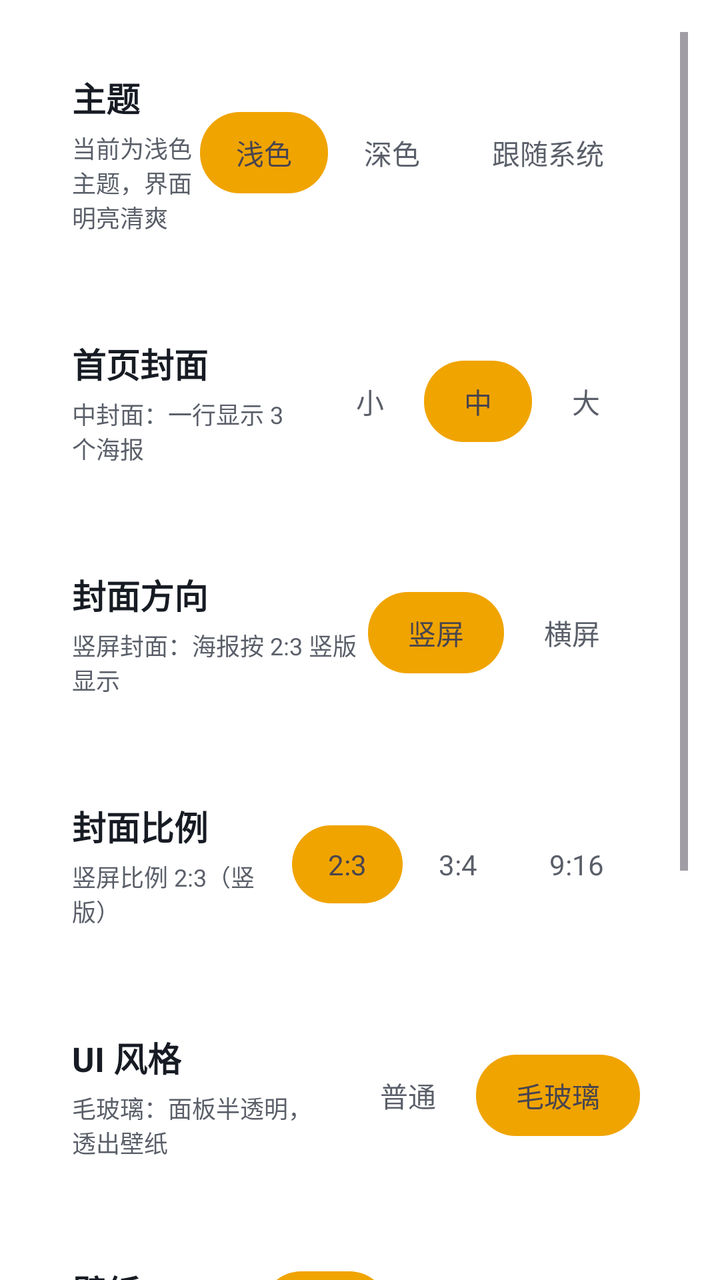
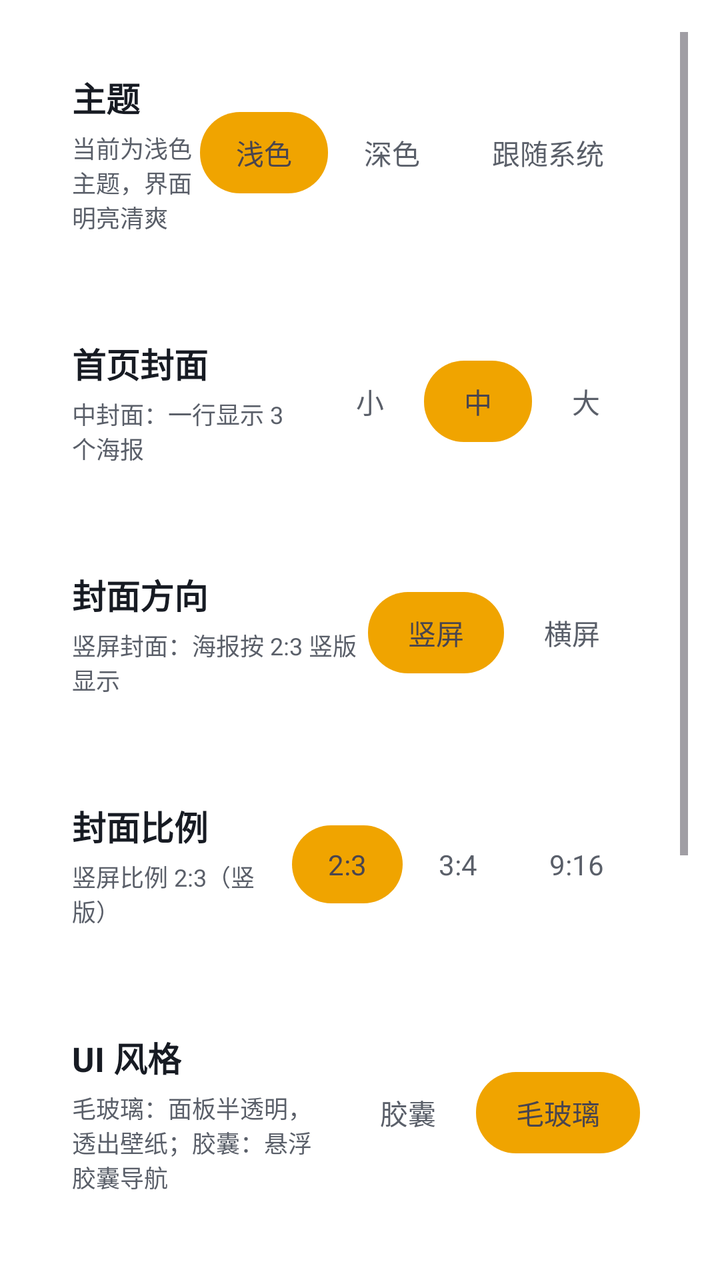

An Android layout rendered at two revisions. The XML below is the earlier revision; the diff shows what the commit changed to produce the second picture.
<!-- AndroidManifest.xml: another module's application theme Theme.App -->
<!-- res/layout/activity_ui_settings.xml -->
<?xml version="1.0" encoding="utf-8"?>
<ScrollView xmlns:android="http://schemas.android.com/apk/res/android"
    android:layout_width="match_parent"
    android:layout_height="match_parent"
    android:fillViewport="true"
    android:clipToPadding="false"
    android:paddingTop="16dp"
    android:paddingLeft="16dp"
    android:paddingRight="16dp"
    android:paddingBottom="16dp">

<LinearLayout
    android:layout_width="match_parent"
    android:layout_height="wrap_content"
    android:orientation="vertical">


<LinearLayout
    android:layout_width="match_parent"
    android:layout_height="wrap_content"
    android:orientation="horizontal"
    android:gravity="center_vertical"
    android:background="@drawable/dialog_glass"
    android:padding="20dp"
    android:layout_marginBottom="12dp">

    <LinearLayout
        android:layout_width="0dp"
        android:layout_height="wrap_content"
        android:layout_weight="1"
        android:orientation="vertical">

        <TextView
            android:layout_width="wrap_content"
            android:layout_height="wrap_content"
            android:text="主题"
            android:textSize="17sp"
            android:textStyle="bold"
            android:textColor="#171B23"/>

        <TextView
            android:layout_width="wrap_content"
            android:layout_height="wrap_content"
            android:text="当前为浅色主题，界面明亮清爽"
            android:textSize="12sp"
            android:textColor="#5A5F69"
            android:layout_marginTop="4dp"/>
    </LinearLayout>

    <LinearLayout
        android:layout_width="wrap_content"
        android:layout_height="wrap_content"
        android:orientation="horizontal"
        android:background="@drawable/seg_container"
        android:padding="4dp">

        <TextView
            android:id="@+id/seg_theme_light"
            android:layout_width="wrap_content"
            android:layout_height="wrap_content"
            android:text="浅色"
            android:textSize="14sp"
            android:paddingHorizontal="18dp"
            android:paddingVertical="10dp"
            android:background="@drawable/seg_selected"/>

        <TextView
            android:id="@+id/seg_theme_dark"
            android:layout_width="wrap_content"
            android:layout_height="wrap_content"
            android:text="深色"
            android:textSize="14sp"
            android:textColor="#5A5F69"
            android:paddingHorizontal="18dp"
            android:paddingVertical="10dp"/>

        <TextView
            android:id="@+id/seg_theme_system"
            android:layout_width="wrap_content"
            android:layout_height="wrap_content"
            android:text="跟随系统"
            android:textSize="14sp"
            android:textColor="#5A5F69"
            android:paddingHorizontal="18dp"
            android:paddingVertical="10dp"/>
    </LinearLayout>
</LinearLayout>


<LinearLayout
    android:layout_width="match_parent"
    android:layout_height="wrap_content"
    android:orientation="horizontal"
    android:gravity="center_vertical"
    android:background="@drawable/dialog_glass"
    android:padding="20dp"
    android:layout_marginBottom="12dp">

    <LinearLayout
        android:layout_width="0dp"
        android:layout_height="wrap_content"
        android:layout_weight="1"
        android:orientation="vertical">

        <TextView
            android:layout_width="wrap_content"
            android:layout_height="wrap_content"
            android:text="首页封面"
            android:textSize="17sp"
            android:textStyle="bold"
            android:textColor="#171B23"/>

        <TextView
            android:layout_width="wrap_content"
            android:layout_height="wrap_content"
            android:text="中封面：一行显示 3 个海报"
            android:textSize="12sp"
            android:textColor="#5A5F69"
            android:layout_marginTop="4dp"/>
    </LinearLayout>

    <LinearLayout
        android:layout_width="wrap_content"
        android:layout_height="wrap_content"
        android:orientation="horizontal"
        android:background="@drawable/seg_container"
        android:padding="4dp">

        <TextView
            android:id="@+id/seg_cover_small"
            android:layout_width="wrap_content"
            android:layout_height="wrap_content"
            android:text="小"
            android:textSize="14sp"
            android:textColor="#5A5F69"
            android:paddingHorizontal="20dp"
            android:paddingVertical="10dp"/>

        <TextView
            android:id="@+id/seg_cover_medium"
            android:layout_width="wrap_content"
            android:layout_height="wrap_content"
            android:text="中"
            android:textSize="14sp"
            android:paddingHorizontal="20dp"
            android:paddingVertical="10dp"
            android:background="@drawable/seg_selected"/>

        <TextView
            android:id="@+id/seg_cover_large"
            android:layout_width="wrap_content"
            android:layout_height="wrap_content"
            android:text="大"
            android:textSize="14sp"
            android:textColor="#5A5F69"
            android:paddingHorizontal="20dp"
            android:paddingVertical="10dp"/>
    </LinearLayout>
</LinearLayout>


<LinearLayout
    android:layout_width="match_parent"
    android:layout_height="wrap_content"
    android:orientation="horizontal"
    android:gravity="center_vertical"
    android:background="@drawable/dialog_glass"
    android:padding="20dp"
    android:layout_marginBottom="12dp">

    <LinearLayout
        android:layout_width="0dp"
        android:layout_height="wrap_content"
        android:layout_weight="1"
        android:orientation="vertical">

        <TextView
            android:layout_width="wrap_content"
            android:layout_height="wrap_content"
            android:text="封面方向"
            android:textSize="17sp"
            android:textStyle="bold"
            android:textColor="#171B23"/>

        <TextView
            android:layout_width="wrap_content"
            android:layout_height="wrap_content"
            android:text="竖屏封面：海报按 2:3 竖版显示"
            android:textSize="12sp"
            android:textColor="#5A5F69"
            android:layout_marginTop="4dp"/>
    </LinearLayout>

    <LinearLayout
        android:layout_width="wrap_content"
        android:layout_height="wrap_content"
        android:orientation="horizontal"
        android:background="@drawable/seg_container"
        android:padding="4dp">

        <TextView
            android:id="@+id/seg_orient_portrait"
            android:layout_width="wrap_content"
            android:layout_height="wrap_content"
            android:text="竖屏"
            android:textSize="14sp"
            android:paddingHorizontal="20dp"
            android:paddingVertical="10dp"
            android:background="@drawable/seg_selected"/>

        <TextView
            android:id="@+id/seg_orient_landscape"
            android:layout_width="wrap_content"
            android:layout_height="wrap_content"
            android:text="横屏"
            android:textSize="14sp"
            android:textColor="#5A5F69"
            android:paddingHorizontal="20dp"
            android:paddingVertical="10dp"/>
    </LinearLayout>
</LinearLayout>


<LinearLayout
    android:layout_width="match_parent"
    android:layout_height="wrap_content"
    android:orientation="horizontal"
    android:gravity="center_vertical"
    android:background="@drawable/dialog_glass"
    android:padding="20dp"
    android:layout_marginBottom="12dp">

    <LinearLayout
        android:layout_width="0dp"
        android:layout_height="wrap_content"
        android:layout_weight="1"
        android:orientation="vertical">

        <TextView
            android:layout_width="wrap_content"
            android:layout_height="wrap_content"
            android:text="封面比例"
            android:textSize="17sp"
            android:textStyle="bold"
            android:textColor="#171B23"/>

        <TextView
            android:layout_width="wrap_content"
            android:layout_height="wrap_content"
            android:text="竖屏比例 2:3（竖版）"
            android:textSize="12sp"
            android:textColor="#5A5F69"
            android:layout_marginTop="4dp"/>
    </LinearLayout>

    <LinearLayout
        android:layout_width="wrap_content"
        android:layout_height="wrap_content"
        android:orientation="horizontal"
        android:background="@drawable/seg_container"
        android:padding="4dp">

        <TextView
            android:id="@+id/seg_ratio_23"
            android:layout_width="wrap_content"
            android:layout_height="wrap_content"
            android:text="2:3"
            android:textSize="14sp"
            android:paddingHorizontal="18dp"
            android:paddingVertical="10dp"
            android:background="@drawable/seg_selected"/>

        <TextView
            android:id="@+id/seg_ratio_34"
            android:layout_width="wrap_content"
            android:layout_height="wrap_content"
            android:text="3:4"
            android:textSize="14sp"
            android:textColor="#5A5F69"
            android:paddingHorizontal="18dp"
            android:paddingVertical="10dp"/>

        <TextView
            android:id="@+id/seg_ratio_916"
            android:layout_width="wrap_content"
            android:layout_height="wrap_content"
            android:text="9:16"
            android:textSize="14sp"
            android:textColor="#5A5F69"
            android:paddingHorizontal="18dp"
            android:paddingVertical="10dp"/>
    </LinearLayout>
</LinearLayout>


<LinearLayout
    android:layout_width="match_parent"
    android:layout_height="wrap_content"
    android:orientation="horizontal"
    android:gravity="center_vertical"
    android:background="@drawable/dialog_glass"
    android:padding="20dp"
    android:layout_marginBottom="12dp">

    <LinearLayout
        android:layout_width="0dp"
        android:layout_height="wrap_content"
        android:layout_weight="1"
        android:orientation="vertical">

        <TextView
            android:layout_width="wrap_content"
            android:layout_height="wrap_content"
            android:text="UI 风格"
            android:textSize="17sp"
            android:textStyle="bold"
            android:textColor="#171B23"/>

        <TextView
            android:layout_width="wrap_content"
            android:layout_height="wrap_content"
            android:text="毛玻璃：面板半透明，透出壁纸"
            android:textSize="12sp"
            android:textColor="#5A5F69"
            android:layout_marginTop="4dp"/>
    </LinearLayout>

    <LinearLayout
        android:layout_width="wrap_content"
        android:layout_height="wrap_content"
        android:orientation="horizontal"
        android:background="@drawable/seg_container"
        android:padding="4dp">

        <TextView
            android:id="@+id/seg_ui_normal"
            android:layout_width="wrap_content"
            android:layout_height="wrap_content"
            android:text="普通"
            android:textSize="14sp"
            android:textColor="#5A5F69"
            android:paddingHorizontal="20dp"
            android:paddingVertical="10dp"/>

        <TextView
            android:id="@+id/seg_ui_glass"
            android:layout_width="wrap_content"
            android:layout_height="wrap_content"
            android:text="毛玻璃"
            android:textSize="14sp"
            android:paddingHorizontal="20dp"
            android:paddingVertical="10dp"
            android:background="@drawable/seg_selected"/>
    </LinearLayout>
</LinearLayout>


<LinearLayout
    android:layout_width="match_parent"
    android:layout_height="wrap_content"
    android:orientation="vertical"
    android:background="@drawable/dialog_glass"
    android:padding="20dp"
    android:layout_marginBottom="12dp">

    <LinearLayout
        android:layout_width="match_parent"
        android:layout_height="wrap_content"
        android:orientation="horizontal"
        android:gravity="center_vertical">

        <LinearLayout
            android:layout_width="0dp"
            android:layout_height="wrap_content"
            android:layout_weight="1"
            android:orientation="vertical">

            <TextView
                android:layout_width="wrap_content"
                android:layout_height="wrap_content"
                android:text="壁纸"
                android:textSize="17sp"
                android:textStyle="bold"
                android:textColor="#171B23"/>

            <TextView
                android:id="@+id/tv_wp_desc"
                android:layout_width="wrap_content"
                android:layout_height="wrap_content"
                android:text="当前：默认壁纸"
                android:textSize="12sp"
                android:textColor="#5A5F69"
                android:layout_marginTop="4dp"/>
        </LinearLayout>

        <LinearLayout
            android:layout_width="wrap_content"
            android:layout_height="wrap_content"
            android:orientation="horizontal"
            android:background="@drawable/seg_container"
            android:padding="4dp">

            <TextView
                android:id="@+id/seg_wp_default"
                android:layout_width="wrap_content"
                android:layout_height="wrap_content"
                android:text="默认"
                android:textSize="14sp"
                android:paddingHorizontal="18dp"
                android:paddingVertical="10dp"
                android:background="@drawable/seg_selected"/>

            <TextView
                android:id="@+id/seg_wp_local"
                android:layout_width="wrap_content"
                android:layout_height="wrap_content"
                android:text="本地"
                android:textSize="14sp"
                android:textColor="#5A5F69"
                android:paddingHorizontal="18dp"
                android:paddingVertical="10dp"/>

            <TextView
                android:id="@+id/seg_wp_url"
                android:layout_width="wrap_content"
                android:layout_height="wrap_content"
                android:text="URL"
                android:textSize="14sp"
                android:textColor="#5A5F69"
                android:paddingHorizontal="18dp"
                android:paddingVertical="10dp"/>
        </LinearLayout>
    </LinearLayout>

    <HorizontalScrollView
        android:layout_width="match_parent"
        android:layout_height="wrap_content"
        android:layout_marginTop="16dp"
        android:scrollbars="none">

        <LinearLayout
            android:layout_width="wrap_content"
            android:layout_height="wrap_content"
            android:orientation="horizontal">

            <LinearLayout
                android:layout_width="wrap_content"
                android:layout_height="wrap_content"
                android:orientation="vertical"
                android:layout_marginEnd="12dp">

                <ImageView
                    android:id="@+id/thumb_default"
                    android:layout_width="80dp"
                    android:layout_height="120dp"
                    android:scaleType="centerCrop"
                    android:background="@drawable/dialog_glass"
                    android:src="@drawable/poster_shanjian_blur_v3"/>

                <TextView
                    android:layout_width="match_parent"
                    android:layout_height="wrap_content"
                    android:text="默认"
                    android:textSize="11sp"
                    android:textColor="#5A5F69"
                    android:gravity="center"
                    android:layout_marginTop="4dp"/>
            </LinearLayout>

            <LinearLayout
                android:layout_width="wrap_content"
                android:layout_height="wrap_content"
                android:orientation="vertical"
                android:layout_marginEnd="12dp">

                <ImageView
                    android:id="@+id/thumb_local"
                    android:layout_width="80dp"
                    android:layout_height="120dp"
                    android:scaleType="centerCrop"
                    android:background="@drawable/dialog_glass"/>

                <TextView
                    android:layout_width="match_parent"
                    android:layout_height="wrap_content"
                    android:text="本地"
                    android:textSize="11sp"
                    android:textColor="#5A5F69"
                    android:gravity="center"
                    android:layout_marginTop="4dp"/>
            </LinearLayout>

            <LinearLayout
                android:layout_width="wrap_content"
                android:layout_height="wrap_content"
                android:orientation="vertical">

                <ImageView
                    android:id="@+id/thumb_url"
                    android:layout_width="80dp"
                    android:layout_height="120dp"
                    android:scaleType="centerCrop"
                    android:background="@drawable/dialog_glass"/>

                <TextView
                    android:layout_width="match_parent"
                    android:layout_height="wrap_content"
                    android:text="URL"
                    android:textSize="11sp"
                    android:textColor="#5A5F69"
                    android:gravity="center"
                    android:layout_marginTop="4dp"/>
            </LinearLayout>
        </LinearLayout>
    </HorizontalScrollView>

    <LinearLayout
        android:layout_width="match_parent"
        android:layout_height="wrap_content"
        android:orientation="horizontal"
        android:gravity="center_vertical"
        android:layout_marginTop="16dp"
        android:paddingTop="16dp">

        <TextView
            android:layout_width="0dp"
            android:layout_height="wrap_content"
            android:layout_weight="1"
            android:text="模糊壁纸"
            android:textSize="15sp"
            android:textColor="#171B23"/>

        <Switch
            android:id="@+id/switch_blur"
            android:layout_width="wrap_content"
            android:layout_height="wrap_content"
            android:checked="true"/>
    </LinearLayout>
</LinearLayout>

</LinearLayout>
</ScrollView>
<!-- resources referenced by this layout -->
<resources>
  <!-- drawable dialog_glass (drawable) -->
  <?xml version="1.0" encoding="utf-8"?>
  <shape xmlns:android="http://schemas.android.com/apk/res/android"
      android:shape="rectangle">
      <solid android:color="#B3FFFFFF" />
      <stroke
          android:width="1dp"
          android:color="#33FFFFFF" />
      <corners android:radius="16dp" />
  </shape>
  <!-- drawable poster_shanjian_blur_v3: jpg bitmap (drawable, 112631 bytes) -->
  <!-- drawable seg_container (drawable) -->
  <?xml version="1.0" encoding="utf-8"?>
  <shape xmlns:android="http://schemas.android.com/apk/res/android" android:shape="rectangle">
  <corners android:radius="24dp"/>
  <solid android:color="#FFFFFFFF"/>
  </shape>
  <!-- drawable seg_selected (drawable) -->
  <?xml version="1.0" encoding="utf-8"?>
  <shape xmlns:android="http://schemas.android.com/apk/res/android" android:shape="rectangle">
  <corners android:radius="20dp"/>
  <solid android:color="#f0a400"/>
  </shape>
  <style name="Theme.App" parent="Theme.XingChen" />
  <style name="Theme.XingChen" parent="Theme.Material3.DayNight.NoActionBar">
          <item name="android:windowBackground">@android:color/transparent</item>
                <item name="android:colorBackground">@android:color/transparent</item>
          <item name="colorPrimary">#f0a400</item>
          <item name="colorPrimaryVariant">#c07f00</item>
          <item name="colorOnPrimary">@android:color/white</item>
      </style>
</resources>

<!-- the commit's change to res/layout/activity_ui_settings.xml (unified diff, before → after) -->
@@ -319,7 +319,7 @@
         <TextView
             android:layout_width="wrap_content"
             android:layout_height="wrap_content"
-            android:text="毛玻璃：面板半透明，透出壁纸"
+            android:text="毛玻璃：面板半透明，透出壁纸；胶囊：悬浮胶囊导航"
             android:textSize="12sp"
             android:textColor="#5A5F69"
             android:layout_marginTop="4dp"/>
@@ -333,10 +333,10 @@
         android:padding="4dp">
 
         <TextView
-            android:id="@+id/seg_ui_normal"
-            android:layout_width="wrap_content"
-            android:layout_height="wrap_content"
-            android:text="普通"
+            android:id="@+id/seg_ui_capsule"
+            android:layout_width="wrap_content"
+            android:layout_height="wrap_content"
+            android:text="胶囊"
             android:textSize="14sp"
             android:textColor="#5A5F69"
             android:paddingHorizontal="20dp"
